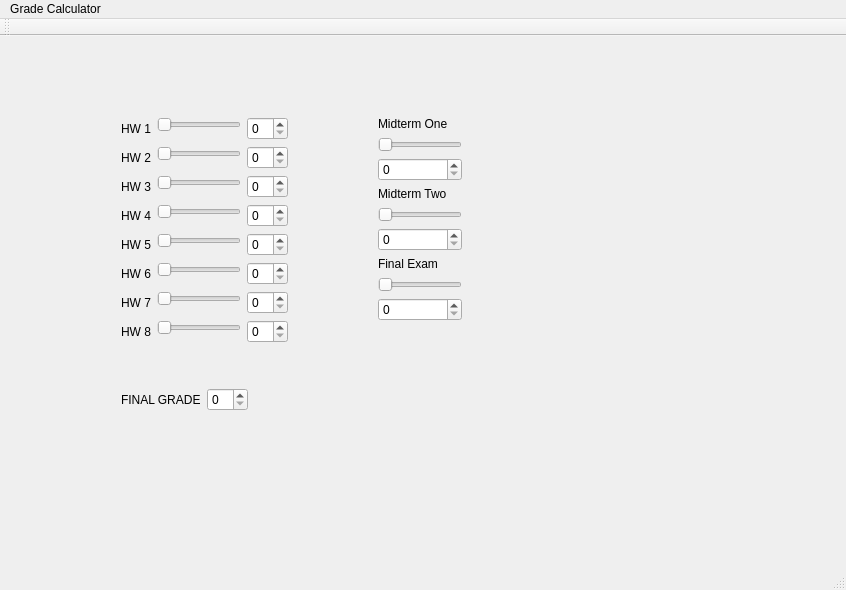
The window that widget.ui (conormcrae/grade_calculator) describes before a commit, drawn with Qt 5.
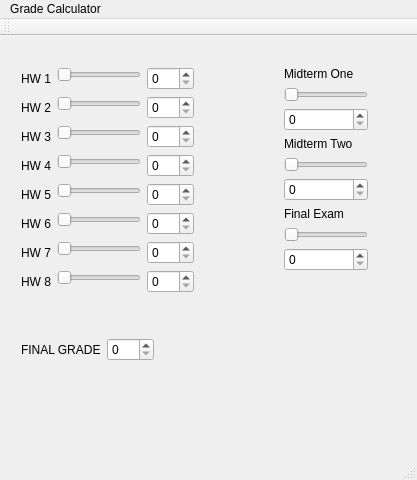
The same window after the commit.

```diff
--- a/widget.ui
+++ b/widget.ui
@@ -6,19 +6,19 @@
    <rect>
     <x>0</x>
     <y>0</y>
-    <width>846</width>
-    <height>590</height>
+    <width>417</width>
+    <height>480</height>
    </rect>
   </property>
   <property name="windowTitle">
    <string>MainWindow</string>
   </property>
   <widget class="QWidget" name="centralWidget">
-   <widget class="QWidget" name="">
+   <widget class="QWidget" name="layoutWidget">
     <property name="geometry">
      <rect>
-      <x>110</x>
-      <y>70</y>
+      <x>10</x>
+      <y>20</y>
       <width>377</width>
       <height>316</height>
      </rect>
@@ -41,13 +41,20 @@
             <layout class="QFormLayout" name="formLayout_17">
              <item row="0" column="0">
               <widget class="QSlider" name="horizontalSlider">
+               <property name="maximum">
+                <number>100</number>
+               </property>
                <property name="orientation">
                 <enum>Qt::Horizontal</enum>
                </property>
               </widget>
              </item>
              <item row="0" column="1">
-              <widget class="QSpinBox" name="spinBox"/>
+              <widget class="QSpinBox" name="spinBox">
+               <property name="maximum">
+                <number>100</number>
+               </property>
+              </widget>
              </item>
             </layout>
            </item>
@@ -66,13 +73,20 @@
             <layout class="QFormLayout" name="formLayout_16">
              <item row="0" column="0">
               <widget class="QSlider" name="horizontalSlider_2">
+               <property name="maximum">
+                <number>100</number>
+               </property>
                <property name="orientation">
                 <enum>Qt::Horizontal</enum>
                </property>
               </widget>
              </item>
              <item row="0" column="1">
-              <widget class="QSpinBox" name="spinBox_2"/>
+              <widget class="QSpinBox" name="spinBox_2">
+               <property name="maximum">
+                <number>100</number>
+               </property>
+              </widget>
              </item>
             </layout>
            </item>
@@ -91,13 +105,20 @@
             <layout class="QFormLayout" name="formLayout_14">
              <item row="0" column="0">
               <widget class="QSlider" name="horizontalSlider_3">
+               <property name="maximum">
+                <number>100</number>
+               </property>
                <property name="orientation">
                 <enum>Qt::Horizontal</enum>
                </property>
               </widget>
              </item>
              <item row="0" column="1">
-              <widget class="QSpinBox" name="spinBox_3"/>
+              <widget class="QSpinBox" name="spinBox_3">
+               <property name="maximum">
+                <number>100</number>
+               </property>
+              </widget>
              </item>
             </layout>
            </item>
@@ -116,13 +137,20 @@
             <layout class="QFormLayout" name="formLayout_12">
              <item row="0" column="0">
               <widget class="QSlider" name="horizontalSlider_4">
+               <property name="maximum">
+                <number>100</number>
+               </property>
                <property name="orientation">
                 <enum>Qt::Horizontal</enum>
                </property>
               </widget>
              </item>
              <item row="0" column="1">
-              <widget class="QSpinBox" name="spinBox_4"/>
+              <widget class="QSpinBox" name="spinBox_4">
+               <property name="maximum">
+                <number>100</number>
+               </property>
+              </widget>
              </item>
             </layout>
            </item>
@@ -141,13 +169,20 @@
             <layout class="QFormLayout" name="formLayout_10">
              <item row="0" column="0">
               <widget class="QSlider" name="horizontalSlider_5">
+               <property name="maximum">
+                <number>100</number>
+               </property>
                <property name="orientation">
                 <enum>Qt::Horizontal</enum>
                </property>
               </widget>
              </item>
              <item row="0" column="1">
-              <widget class="QSpinBox" name="spinBox_5"/>
+              <widget class="QSpinBox" name="spinBox_5">
+               <property name="maximum">
+                <number>100</number>
+               </property>
+              </widget>
              </item>
             </layout>
            </item>
@@ -166,13 +201,20 @@
             <layout class="QFormLayout" name="formLayout_7">
              <item row="0" column="0">
               <widget class="QSlider" name="horizontalSlider_6">
+               <property name="maximum">
+                <number>100</number>
+               </property>
                <property name="orientation">
                 <enum>Qt::Horizontal</enum>
                </property>
               </widget>
              </item>
              <item row="0" column="1">
-              <widget class="QSpinBox" name="spinBox_6"/>
+              <widget class="QSpinBox" name="spinBox_6">
+               <property name="maximum">
+                <number>100</number>
+               </property>
+              </widget>
              </item>
             </layout>
            </item>
@@ -190,10 +232,17 @@
            <item row="0" column="1">
             <layout class="QFormLayout" name="formLayout_5">
              <item row="0" column="1">
-              <widget class="QSpinBox" name="spinBox_7"/>
+              <widget class="QSpinBox" name="spinBox_7">
+               <property name="maximum">
+                <number>100</number>
+               </property>
+              </widget>
              </item>
              <item row="0" column="0">
               <widget class="QSlider" name="horizontalSlider_7">
+               <property name="maximum">
+                <number>100</number>
+               </property>
                <property name="orientation">
                 <enum>Qt::Horizontal</enum>
                </property>
@@ -216,13 +265,20 @@
             <layout class="QFormLayout" name="formLayout">
              <item row="0" column="0">
               <widget class="QSlider" name="horizontalSlider_8">
+               <property name="maximum">
+                <number>100</number>
+               </property>
                <property name="orientation">
                 <enum>Qt::Horizontal</enum>
                </property>
               </widget>
              </item>
              <item row="0" column="1">
-              <widget class="QSpinBox" name="spinBox_8"/>
+              <widget class="QSpinBox" name="spinBox_8">
+               <property name="maximum">
+                <number>100</number>
+               </property>
+              </widget>
              </item>
             </layout>
            </item>
@@ -258,13 +314,20 @@
              </item>
              <item row="1" column="0">
               <widget class="QSlider" name="horizontalSlider_9">
+               <property name="maximum">
+                <number>100</number>
+               </property>
                <property name="orientation">
                 <enum>Qt::Horizontal</enum>
                </property>
               </widget>
              </item>
              <item row="2" column="0" colspan="2">
-              <widget class="QSpinBox" name="spinBox_9"/>
+              <widget class="QSpinBox" name="spinBox_9">
+               <property name="maximum">
+                <number>100</number>
+               </property>
+              </widget>
              </item>
             </layout>
            </item>
@@ -279,13 +342,20 @@
              </item>
              <item row="1" column="0">
               <widget class="QSlider" name="horizontalSlider_11">
+               <property name="maximum">
+                <number>100</number>
+               </property>
                <property name="orientation">
                 <enum>Qt::Horizontal</enum>
                </property>
               </widget>
              </item>
              <item row="2" column="0" colspan="2">
-              <widget class="QSpinBox" name="spinBox_10"/>
+              <widget class="QSpinBox" name="spinBox_10">
+               <property name="maximum">
+                <number>100</number>
+               </property>
+              </widget>
              </item>
             </layout>
            </item>
@@ -300,13 +370,20 @@
              </item>
              <item row="2" column="0">
               <widget class="QSlider" name="horizontalSlider_10">
+               <property name="maximum">
+                <number>100</number>
+               </property>
                <property name="orientation">
                 <enum>Qt::Horizontal</enum>
                </property>
               </widget>
              </item>
              <item row="3" column="0" colspan="2">
-              <widget class="QSpinBox" name="spinBox_11"/>
+              <widget class="QSpinBox" name="spinBox_11">
+               <property name="maximum">
+                <number>100</number>
+               </property>
+              </widget>
              </item>
             </layout>
            </item>
@@ -341,7 +418,11 @@
           </widget>
          </item>
          <item row="0" column="1">
-          <widget class="QSpinBox" name="spinBox_12"/>
+          <widget class="QSpinBox" name="spinBox_12">
+           <property name="maximum">
+            <number>100</number>
+           </property>
+          </widget>
          </item>
         </layout>
        </item>
@@ -349,13 +430,39 @@
      </item>
     </layout>
    </widget>
+   <widget class="QWidget" name="">
+    <property name="geometry">
+     <rect>
+      <x>10</x>
+      <y>370</y>
+      <width>132</width>
+      <height>15</height>
+     </rect>
+    </property>
+    <layout class="QFormLayout" name="formLayout_2">
+     <item row="0" column="0">
+      <widget class="QLabel" name="label_13">
+       <property name="text">
+        <string>LETTER GRADE:</string>
+       </property>
+      </widget>
+     </item>
+     <item row="0" column="1">
+      <widget class="QLabel" name="label_14">
+       <property name="text">
+        <string>F</string>
+       </property>
+      </widget>
+     </item>
+    </layout>
+   </widget>
   </widget>
   <widget class="QMenuBar" name="menuBar">
    <property name="geometry">
     <rect>
      <x>0</x>
      <y>0</y>
-     <width>846</width>
+     <width>417</width>
      <height>20</height>
     </rect>
    </property>
```
Left out of the diff: 176 changed lines with no effect on the pictures.
